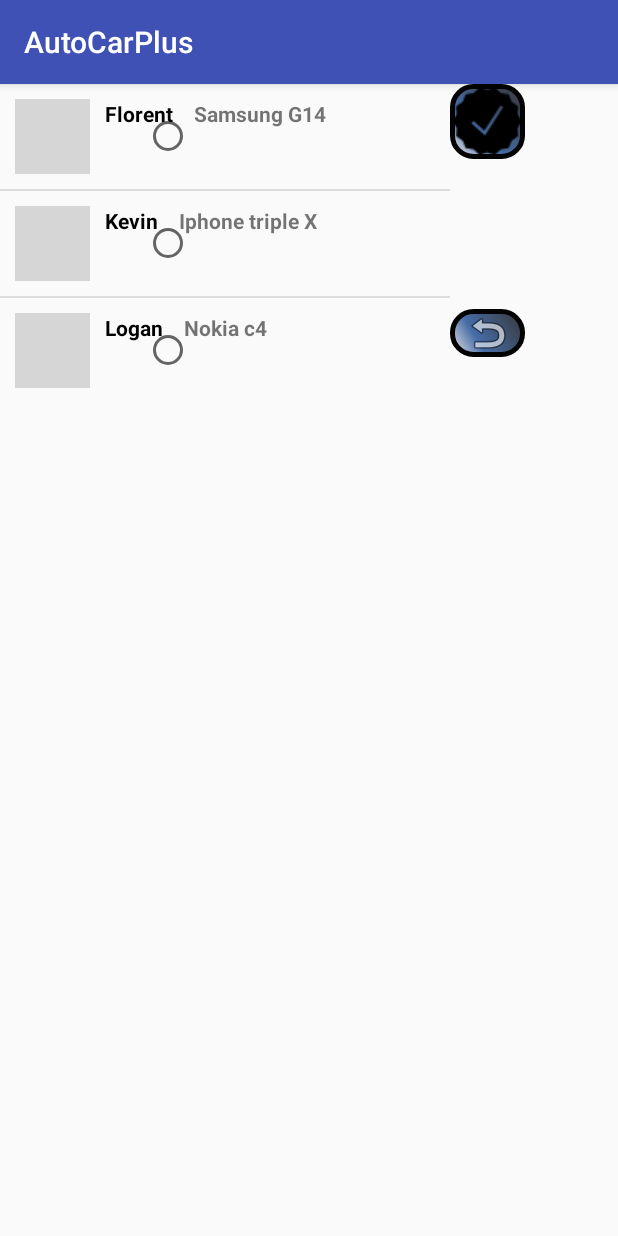
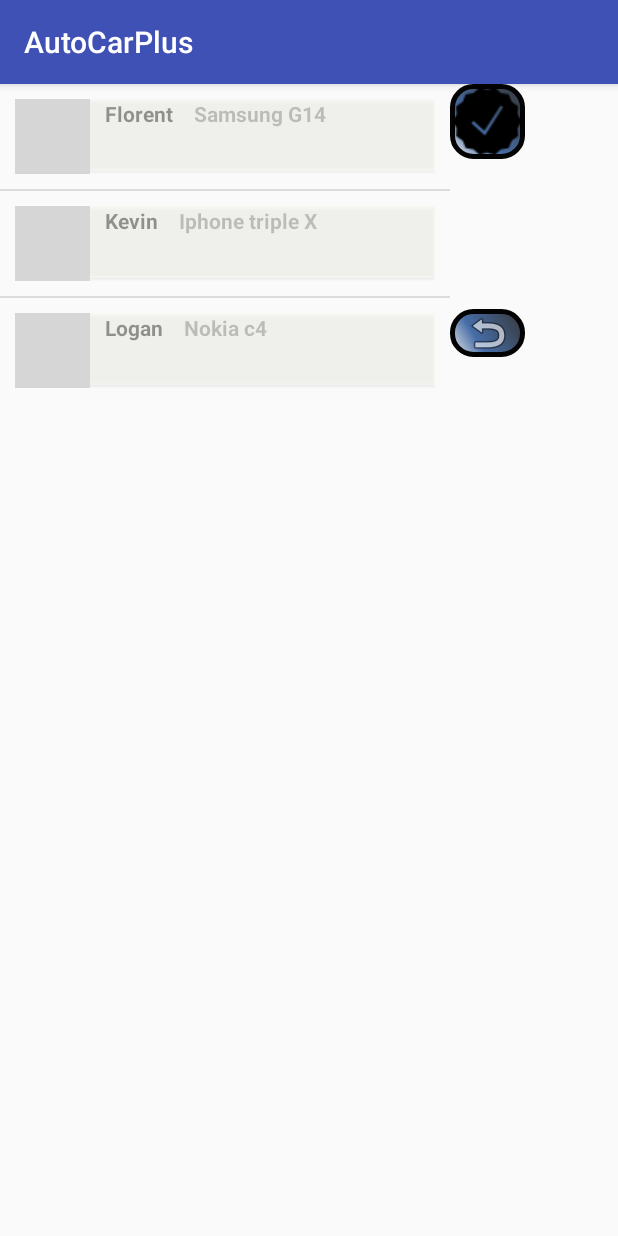
Before and after one commit to yehdihouldanna/IGR203auto, an Android app: the BluetoothActivity screen opened directly, with no data from a screen before it, on a phone screen of 412 x 824 dp. Run offline under Robolectric (Android 15) with nearby library versions, the phone set to English and light mode, and no system bars; grey boxes are pictures that could not be loaded.

Commit message:
Possibilité d'effectuer un appel téléphonique

```diff
--- a/mobile/src/main/AndroidManifest.xml
+++ b/mobile/src/main/AndroidManifest.xml
@@ -2,6 +2,7 @@
 <manifest xmlns:android="http://schemas.android.com/apk/res/android"
     package="tpt.autocarplus">
 
+    <uses-permission android:name="android.permission.CALL_PHONE" />
     <uses-permission android:name="android.permission.READ_CONTACTS" />
     <application
         android:allowBackup="true"
--- a/mobile/src/main/java/tpt/autocarplus/TweetAdapter.java
+++ b/mobile/src/main/java/tpt/autocarplus/TweetAdapter.java
@@ -1,13 +1,20 @@
 package tpt.autocarplus;
 
+import android.Manifest;
+import android.app.Activity;
 import android.app.AlertDialog;
 import android.content.Context;
 import android.content.Intent;
+import android.content.pm.PackageManager;
 import android.graphics.drawable.ColorDrawable;
+import android.net.Uri;
+import android.support.v4.app.ActivityCompat;
+import android.support.v4.content.ContextCompat;
 import android.view.LayoutInflater;
 import android.view.View;
 import android.view.ViewGroup;
 import android.widget.ArrayAdapter;
+import android.widget.Button;
 import android.widget.ImageButton;
 import android.widget.ImageView;
 import android.widget.TextView;
@@ -54,6 +61,14 @@ public class TweetAdapter extends ArrayAdapter<Tweet> {
         viewHolder.pseudo.setText(tweet.getpseudoTweet());
         viewHolder.text.setText(tweet.gettextTweet());
         viewHolder.phoneNumber.setText(tweet.getPhoneNumber());
+        final String phoneNumber = tweet.getPhoneNumber();
+        final Button button = convertView.findViewById(R.id.button);
+        button.setOnClickListener(new View.OnClickListener() {
+            public void onClick(View v) {
+                ContactActivity.numberToCall=phoneNumber;
+
+            }
+        });
 
 
         return convertView;
--- a/mobile/src/main/res/layout/phonexml.xml
+++ b/mobile/src/main/res/layout/phonexml.xml
@@ -6,12 +6,19 @@
     xmlns:app="http://schemas.android.com/apk/res-auto"
     android:padding="10dp">
 
+    <Button
+        android:id="@+id/button"
+        android:layout_width="281dp"
+        android:layout_height="wrap_content"
+        android:background="#8FFFFFFA"
+        android:text="" />
+
     <ImageView android:id="@+id/avatar" app:srcCompat="@drawable/phone" android:layout_width="50dp" android:layout_height="50dp"  />
 
     <TextView android:id="@+id/pseudo" android:layout_width="wrap_content" android:layout_height="wrap_content" android:textColor="@android:color/black" android:layout_marginLeft="10dp" android:layout_toRightOf="@+id/avatar" android:layout_alignTop="@+id/avatar" android:textStyle="bold" tools:text="Pseudo" />
 
     <TextView android:id="@+id/text" android:layout_width="wrap_content" android:layout_height="wrap_content" android:textColor="@android:color/black" android:layout_alignLeft="@+id/pseudo" android:layout_below="@+id/pseudo" tools:text="Texte de mon tweet" />
-
+    <!--
     <RadioButton
         android:id="@+id/radioButton2"
         android:layout_width="wrap_content"
@@ -19,6 +26,7 @@
         android:layout_centerVertical="true"
         android:layout_marginStart="16dp"
         android:layout_toEndOf="@+id/text" />
+    -->
 
     <TextView
         android:id="@+id/phoneNumber"
```
Also changed, not shown: mobile/src/main/java/tpt/autocarplus/ContactActivity.java (+22 -7 lines).
